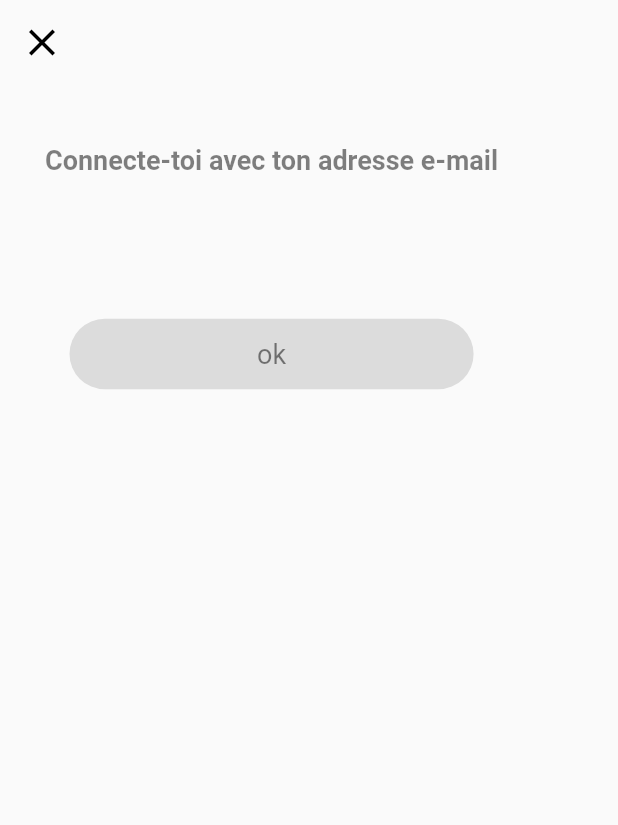
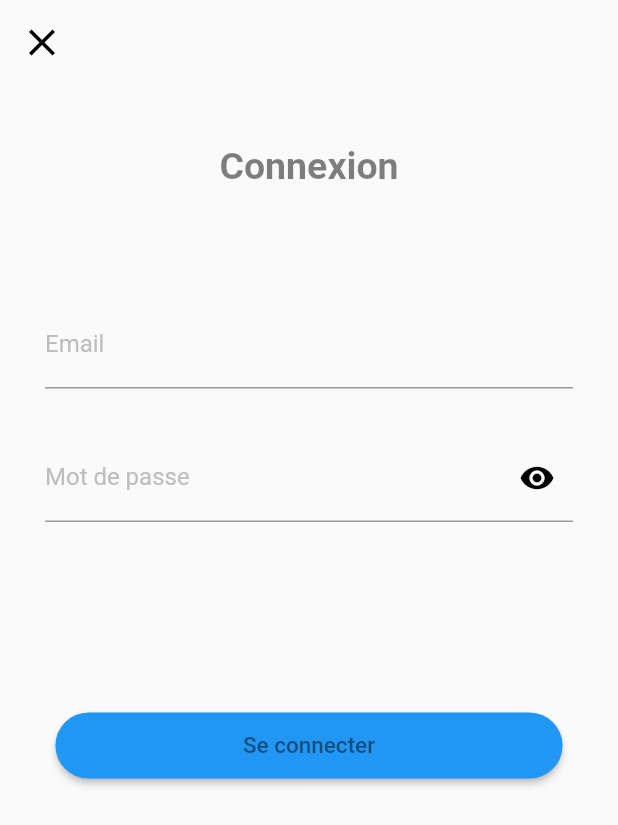
Before and after one commit to Mel-LR/Meet_Your_Job, a Flutter app: the screen it shows after launch, after a tap on "Connecte-toi", on a phone screen of 412 x 824 dp. Shown: the top 825 px of the screen. Run offline on Flutter 3.47's test engine with Material 2 defaults, Android fonts, the phone set to English and light mode, and no system bars; our stand-ins replace flutter_custom_clippers, flutter_svg, flutter_tindercard; network calls fail.

Commit message:
Update login page

```diff
--- a/lib/pages/login_page.dart
+++ b/lib/pages/login_page.dart
@@ -1,4 +1,5 @@
 import 'package:flutter/material.dart';
+import 'package:tinder_clone/pages/root_app.dart';
 
 import '../theme/colors.dart';
 
@@ -31,16 +32,19 @@ class LoginPage extends StatelessWidget {
               child: Column(
                 crossAxisAlignment: CrossAxisAlignment.start,
                 children: [
-                  Text("Connecte-toi avec ton adresse e-mail",
-                  style: TextStyle(
-                      fontSize: 18,
-                      fontWeight: FontWeight.bold,
-                      color: black.withOpacity(0.5)),),
-                  SizedBox(height: 20),
+                  Text(
+                    "Connexion",
+                    style: TextStyle(
+                        fontSize: 25,
+                        fontWeight: FontWeight.w600,
+                        color: black.withOpacity(0.5)),
+                  ),
                 ],
               ),
             ),
             SizedBox(height: 35),
+            LoginForm(),
+            SizedBox(height: 125),
             ElevatedButton(
               style: ElevatedButton.styleFrom(
                 shape: StadiumBorder(),
@@ -50,17 +54,74 @@ class LoginPage extends StatelessWidget {
                 ),
               ),
               child: Text(
-                'ok',
+                'Se connecter',
                 style: TextStyle(
-                  fontSize: 18,
-                  fontWeight: FontWeight.normal,
+                  fontSize: 15,
+                  fontWeight: FontWeight.w500,
                   color: black.withOpacity(0.5),
                 ),
-              )
-            )
+              ),
+              onPressed: () {
+                Navigator.push(
+                  context,
+                  MaterialPageRoute(
+                    builder: (context) => RootPage(),
+                  ),
+                );
+              },
+            ),
           ],
         ),
       ),
     );
   }
 }
+
+class LoginForm extends StatefulWidget {
+  @override
+  State<LoginForm> createState() => _LoginFormState();
+}
+
+class _LoginFormState extends State<LoginForm> {
+  var _obscureText = true;
+  @override
+  Widget build(BuildContext context) {
+    return Container(
+      margin: EdgeInsets.symmetric(
+        horizontal: 30,
+      ),
+      child: Column(
+        children: [
+          TextField(
+            decoration: InputDecoration(
+                labelText: 'Email',
+                labelStyle: TextStyle(
+                  color: Colors.grey[400],
+                )),
+          ),
+          SizedBox(height: 30),
+          TextField(
+            obscureText: _obscureText,
+            decoration: InputDecoration(
+              labelStyle: TextStyle(
+                color: Colors.grey[400],
+              ),
+              labelText: 'Mot de passe',
+              suffixIcon: IconButton(
+                icon: Icon(
+                  Icons.visibility,
+                  color: Colors.black,
+                ),
+                onPressed: () {
+                  setState(() {
+                    _obscureText = !_obscureText;
+                  });
+                },
+              ),
+            ),
+          ),
+        ],
+      ),
+    );
+  }
+}
```
